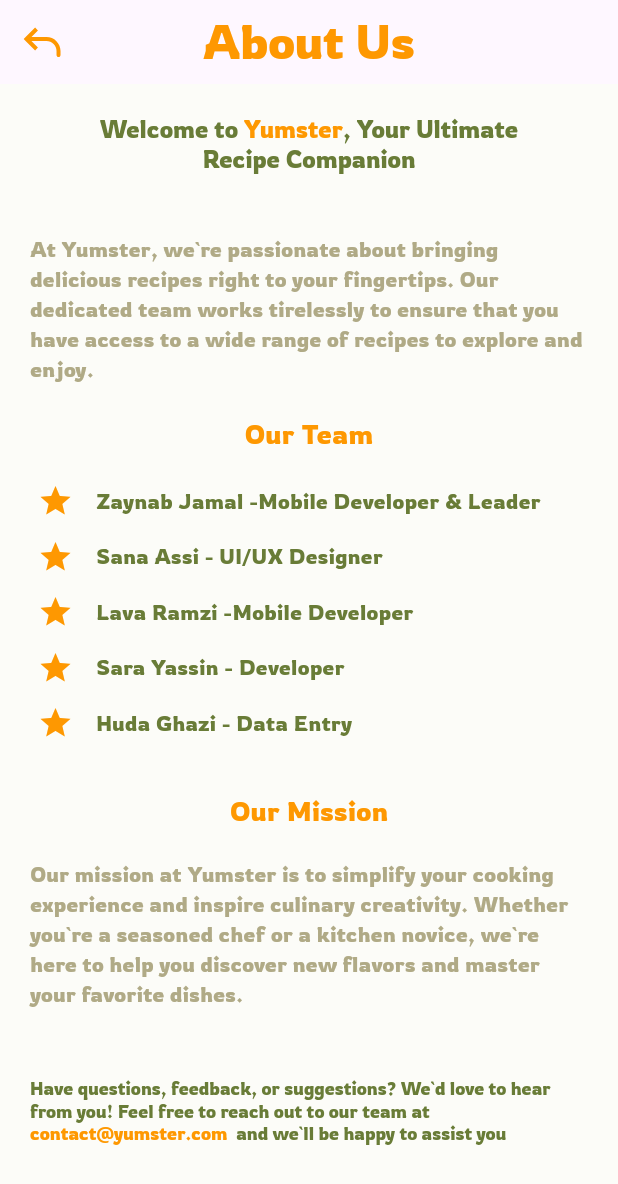
After one commit to zaynabjamal/Yumster-Application, a Flutter app: the ProfilePage screen opened directly, after a tap on "About Us", on a phone screen of 412 x 824 dp. The commit adds this screen. Shown: the top 1184 px of the screen. Run offline on Flutter 3.47's test engine with Material 3 defaults, Android fonts, the phone set to English and light mode, and no system bars; our stand-ins replace cloud_firestore, firebase_auth, firebase_core, flutter_svg, gap, image_picker; accounts and stored records are empty.

Commit message:
changes + AboutUs/Help screens added

```diff
--- /dev/null
+++ b/flutter_application/lib/custom classes/about_us_text.dart
@@ -0,0 +1,32 @@
+import 'package:flutter/material.dart';
+import 'package:gap/gap.dart';
+
+class AboutUsText extends StatelessWidget {
+  final String text;
+  const AboutUsText({super.key, required this.text});
+
+  @override
+  Widget build(BuildContext context) {
+    return Column(
+      children: [
+        Row(
+          children: [
+            const Icon(
+              Icons.star,
+              color: Color(0xffFE9801),
+            ),
+            const Gap(15),
+            Text(
+              text,
+              style: const TextStyle(
+                  color: Color(0xff697C37),
+                  fontSize: 14,
+                  fontWeight: FontWeight.w300),
+            ),
+          ],
+        ),
+        const Gap(13),
+      ],
+    );
+  }
+}
--- a/flutter_application/lib/profilepage/profile_page.dart
+++ b/flutter_application/lib/profilepage/profile_page.dart
@@ -3,8 +3,8 @@
 import 'package:cloud_firestore/cloud_firestore.dart';
 import 'package:firebase_auth/firebase_auth.dart';
 import 'package:flutter/material.dart';
-import 'package:flutter_application/favorite/save_page.dart';
-import 'package:flutter_application/home/home_body.dart';
+import 'package:flutter_application/screens/about_us.dart';
+import 'package:flutter_application/screens/help_screen.dart';
 import 'package:flutter_application/welcome_page.dart';
 import 'package:flutter_svg/flutter_svg.dart';
 import 'package:gap/gap.dart';
@@ -20,7 +20,6 @@
 }
 
 class _ProfilePageState extends State<ProfilePage> {
-  int _selectedIndex = 2;
   //user
   final currentUser = FirebaseAuth.instance.currentUser!;
   //all users
@@ -103,19 +102,6 @@
   //   }
   // }
 
-  void _navigateBottomBar(int index) {
-    setState(() {
-      _selectedIndex = index;
-    });
-    Navigator.pushReplacement(
-        context, MaterialPageRoute(builder: (context) => screens[index]));
-  }
-
-  List<Widget> screens = [
-    const SavedPage(),
-    const HomeBody(),
-    const ProfilePage(),
-  ];
   File? selectedImage;
 
   Future<void> _pickImageFromGallery() async {
@@ -129,7 +115,6 @@
 
   @override
   Widget build(BuildContext context) {
-    screens[_selectedIndex];
     return Scaffold(
       body: StreamBuilder<DocumentSnapshot>(
           stream: FirebaseFirestore.instance
@@ -305,7 +290,16 @@
                       ),
                     ),
                     const Gap(12),
-                    Container(
+                    GestureDetector(
+                      onTap: () {
+                        Navigator.push(
+                          context,
+                          MaterialPageRoute(
+                              builder: (context) =>
+                                  const AboutUs()),
+                        );
+                      },
+                      child: Container(
                         width: 324,
                         height: 52,
                         decoration: const BoxDecoration(
@@ -330,23 +324,31 @@
                           ],
                         ),
                       ),
+                    ),
                     const Gap(12),
-                    Container(
+                    GestureDetector(
+                      onTap: () {
+                        Navigator.push(
+                          context,
+                          MaterialPageRoute(
+                              builder: (context) => const Help()),
+                        );
+                      },
+                      child: Container(
                         width: 324,
                         height: 52,
                         decoration: const BoxDecoration(
                           color: Color(0xFFFFF9F1),
                           borderRadius: BorderRadius.all(Radius.circular(4)),
                         ),
-                      child: const Row(
+                        child: Row(
                           children: [
-                          Gap(18),
-                          Icon(
-                            Icons.help_outline,
-                            color: Color(0xFFFE9801),
+                            Padding(
+                              padding: const EdgeInsets.only(left: 20),
+                              child: SvgPicture.asset("assets/aboutUs.svg"),
                             ),
-                          Gap(12),
-                          Text(
+                            const Gap(12),
+                            const Text(
                               "Help",
                               style: TextStyle(
                                 fontFamily: 'Rowdies',
@@ -355,6 +357,7 @@
                               ),
                             )
                           ],
+                        ),
                       ),
                     ),
                     const Gap(12),
--- a/flutter_application/lib/register/sign_up_page.dart
+++ b/flutter_application/lib/register/sign_up_page.dart
@@ -137,7 +137,7 @@
                   CustomTextField(
                     label: 'Username',
                     controller: _userNameController,
-                    hideText: true,
+                    hideText: false,
                   ),
                   SizedBox(
                     height: MediaQuery.of(context).size.width * 0.09,
@@ -145,7 +145,7 @@
                   CustomTextField(
                     label: 'Email',
                     controller: _emailController,
-                    hideText: true,
+                    hideText: false,
                   ),
                   SizedBox(
                     height: MediaQuery.of(context).size.width * 0.09,
--- /dev/null
+++ b/flutter_application/lib/screens/about_us.dart
@@ -0,0 +1,160 @@
+import 'package:flutter/material.dart';
+import 'package:flutter_application/custom%20classes/about_us_text.dart';
+import 'package:flutter_application/profilepage/profile_page.dart';
+import 'package:flutter_svg/svg.dart';
+import 'package:gap/gap.dart';
+
+class AboutUs extends StatelessWidget {
+  const AboutUs({super.key});
+  @override
+  Widget build(BuildContext context) {
+    return SafeArea(
+      child: Scaffold(
+        backgroundColor: const Color(0xffFCFCF8),
+        appBar: AppBar(
+          leading: IconButton(
+              onPressed: () {
+                Navigator.push(
+                    context,
+                    MaterialPageRoute(
+                        builder: (context) => const ProfilePage()));
+              },
+              icon: SvgPicture.asset("assets/arrowBack.svg")),
+          centerTitle: true,
+          title: const Text(
+            'About Us',
+            style: TextStyle(
+              color: Color(0xffFE9801),
+              fontSize: 32,
+              fontWeight: FontWeight.w400,
+            ),
+          ),
+        ),
+        body: SingleChildScrollView(
+          scrollDirection: Axis.vertical,
+          child: Column(
+            children: [
+              Padding(
+                padding:
+                    const EdgeInsets.symmetric(horizontal: 55, vertical: 20),
+                child: RichText(
+                  textAlign: TextAlign.center,
+                  text: const TextSpan(
+                    children: [
+                      TextSpan(
+                        text: 'Welcome to ',
+                        style: TextStyle(
+                            color: Color(0xff697C37),
+                            fontSize: 16,
+                            fontFamily: 'Rowdies'),
+                      ),
+                      TextSpan(
+                        text: 'Yumster',
+                        style: TextStyle(
+                            color: Color(0xffFE9801),
+                            fontSize: 16,
+                            fontFamily: 'Rowdies'),
+                      ),
+                      TextSpan(
+                        text: ', Your Ultimate\nRecipe Companion',
+                        style: TextStyle(
+                            color: Color(0xff697C37),
+                            fontSize: 16,
+                            fontFamily: 'Rowdies'),
+                      ),
+                    ],
+                  ),
+                ),
+              ),
+              const Padding(
+                padding: EdgeInsets.symmetric(horizontal: 20, vertical: 20),
+                child: Text(
+                  'At Yumster, we`re passionate about bringing delicious recipes right to your fingertips. Our dedicated team works tirelessly to ensure that you have access to a wide range of recipes to explore and enjoy.',
+                  textAlign: TextAlign.left,
+                  style: TextStyle(
+                    color: Color(0xffB0AA86),
+                    fontSize: 14,
+                  ),
+                ),
+              ),
+              const Text(
+                'Our Team',
+                style: TextStyle(
+                  color: Color(0xffFE9801),
+                  fontSize: 18,
+                  fontWeight: FontWeight.w300,
+                ),
+              ),
+              const Padding(
+                padding: EdgeInsets.symmetric(horizontal: 25, vertical: 20),
+                child: Column(
+                  children: [
+                    AboutUsText(
+                        text: 'Zaynab Jamal -Mobile Developer & Leader'),
+                    AboutUsText(text: 'Sana Assi - UI/UX Designer'),
+                    AboutUsText(text: 'Lava Ramzi -Mobile Developer'),
+                    AboutUsText(text: 'Sara Yassin - Developer'),
+                    AboutUsText(text: 'Huda Ghazi - Data Entry'),
+                  ],
+                ),
+              ),
+              const Text(
+                'Our Mission',
+                style: TextStyle(
+                  color: Color(0xffFE9801),
+                  fontSize: 18,
+                  fontWeight: FontWeight.w300,
+                ),
+              ),
+              const Padding(
+                padding: EdgeInsets.symmetric(horizontal: 20, vertical: 20),
+                child: Text(
+                  'Our mission at Yumster is to simplify your cooking experience and inspire culinary creativity. Whether you`re a seasoned chef or a kitchen novice, we`re here to help you discover new flavors and master your favorite dishes.',
+                  textAlign: TextAlign.left,
+                  style: TextStyle(
+                    color: Color(0xffB0AA86),
+                    fontSize: 14,
+                  ),
+                ),
+              ),
+              Padding(
+                padding:
+                    const EdgeInsets.symmetric(horizontal: 20, vertical: 25),
+                child: RichText(
+                  textAlign: TextAlign.left,
+                  text: const TextSpan(
+                    children: [
+                      TextSpan(
+                        text:
+                            'Have questions, feedback, or suggestions? We`d love to hear from you! Feel free to reach out to our team at ',
+                        style: TextStyle(
+                            color: Color(0xff697C37),
+                            fontSize: 12,
+                            fontFamily: 'Rowdies'),
+                      ),
+                      TextSpan(
+                        text: 'contact@yumster.com ',
+                        style: TextStyle(
+                            color: Color(0xffFE9801),
+                            fontSize: 12,
+                            fontFamily: 'Rowdies'),
+                      ),
+                      TextSpan(
+                        text: ' and we`ll be happy to assist you',
+                        style: TextStyle(
+                            color: Color(0xff697C37),
+                            fontSize: 12,
+                            fontFamily: 'Rowdies'),
+                      ),
+                    ],
+                  ),
+                ),
+              ),
+              const Gap(20)
+            ],
+          ),
+        ),
+      ),
+    );
+  }
+}
```
Also changed, not shown: flutter_application/lib/favorite/save_page.dart (+8 -11 lines), flutter_application/lib/main.dart (+7 -6 lines), flutter_application/lib/screens/help_screen.dart (added, +34 -0 lines), flutter_application/lib/screens/breakfast_screen.dart (renamed from flutter_application/lib/Catagories/breakfast_screen.dart), flutter_application/lib/screens/diet_screen.dart (renamed from flutter_application/lib/Catagories/diet_screen.dart), flutter_application/lib/screens/lunch_screen.dart (renamed from flutter_application/lib/Catagories/lunch_screen.dart), flutter_application/lib/screens/seafood_screen.dart (renamed from flutter_application/lib/Catagories/seafood_screen.dart), flutter_application/lib/screens/vegan_screen.dart (renamed from flutter_application/lib/Catagories/vegan_screen.dart). Lines whose indentation alone changed are shown as unchanged.
